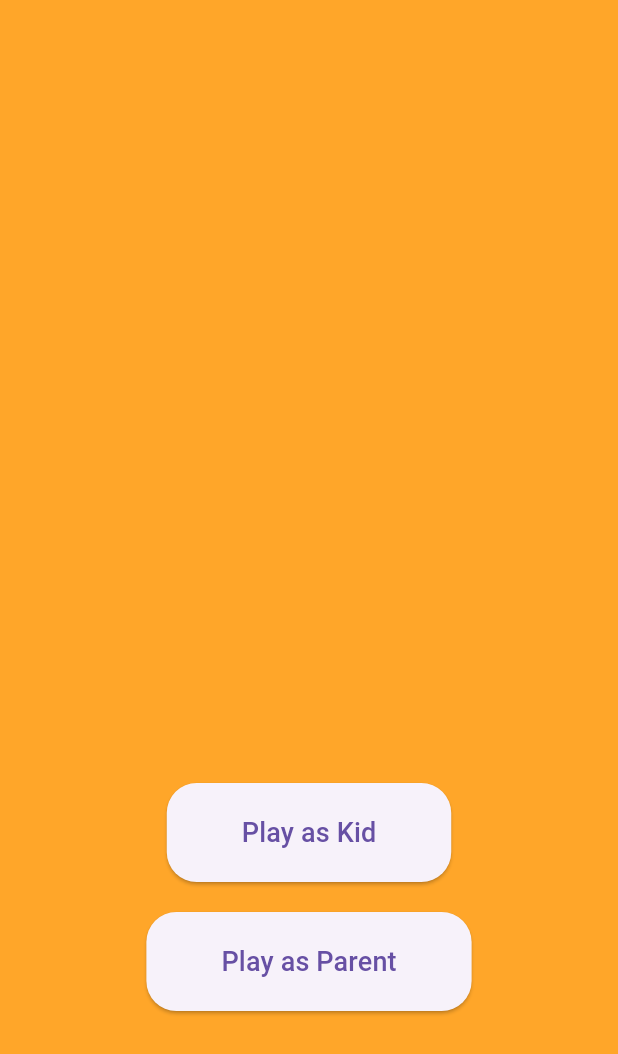
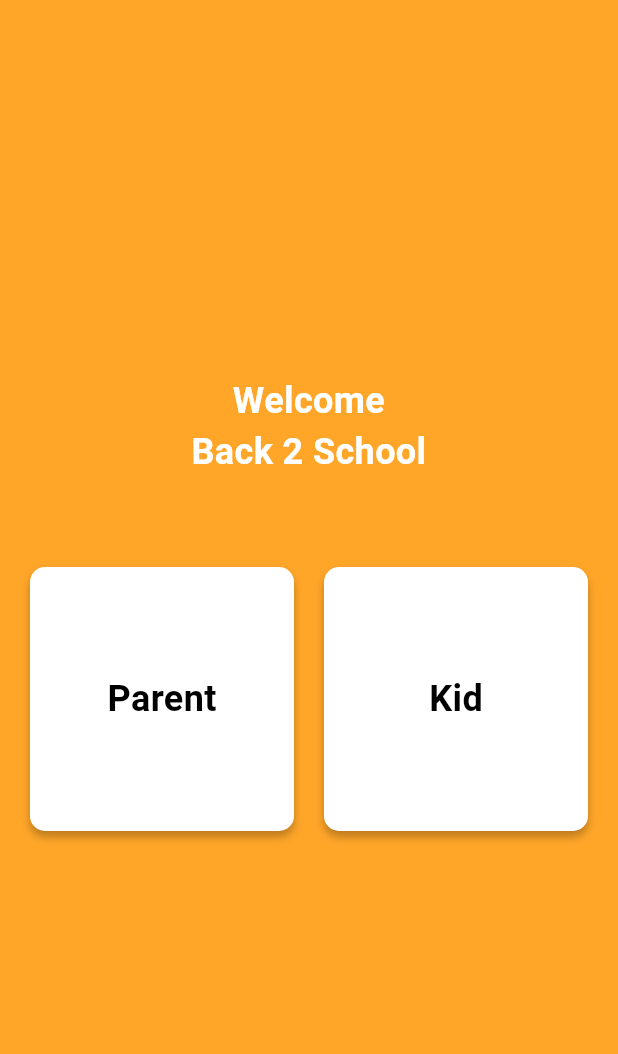
Before and after one commit to shakeerk123/back2school, a Flutter app: the RoleSelectionScreen screen opened directly, on a phone screen of 412 x 824 dp. Shown: the top 1054 px of the screen. Run offline on Flutter 3.47's test engine with Material 3 defaults, Android fonts, the light colour scheme and no system bars; our stand-ins replace audioplayers, cloud_firestore, firebase_core, get, just_audio, percent_indicator; accounts and stored records are empty.

Commit message:
changed role button

```diff
--- a/lib/app/view/matching_screen.dart
+++ b/lib/app/view/matching_screen.dart
@@ -11,7 +11,8 @@ class MatchingScreen extends StatefulWidget {
   _MatchingScreenState createState() => _MatchingScreenState();
 }
 
-class _MatchingScreenState extends State<MatchingScreen> with SingleTickerProviderStateMixin {
+class _MatchingScreenState extends State<MatchingScreen>
+    with SingleTickerProviderStateMixin {
   final FirebaseFirestore _firestore = FirebaseFirestore.instance;
   late DocumentReference _sessionRef;
   late StreamSubscription<DocumentSnapshot> _subscription;
@@ -104,13 +105,16 @@ class _MatchingScreenState extends State<MatchingScreen> with SingleTickerProvid
   Widget build(BuildContext context) {
     if (_waitingForOther) {
       return Scaffold(
-        appBar: AppBar(title: const Text('Waiting for the other player'), automaticallyImplyLeading: false),
+        backgroundColor: Color(0xFFFFA629),
+        appBar: AppBar(
+            title: const Text('Waiting for the other player'),
+            automaticallyImplyLeading: false),
         body: const Center(child: CircularProgressIndicator()),
       );
     }
 
     return Scaffold(
-      appBar: AppBar(title: const Text('Game Over'), automaticallyImplyLeading: false),
+      backgroundColor: Color(0xFFFFA629),
       body: Center(
         child: FadeTransition(
           opacity: _animation,
@@ -119,7 +123,9 @@ class _MatchingScreenState extends State<MatchingScreen> with SingleTickerProvid
             child: Column(
               mainAxisAlignment: MainAxisAlignment.center,
               children: [
-                const Text('Game Over', style: TextStyle(fontSize: 48, fontWeight: FontWeight.bold)),
+                const Text('Game Over',
+                    style:
+                        TextStyle(fontSize: 48, fontWeight: FontWeight.bold)),
                 const SizedBox(height: 24),
                 ElevatedButton(
                   onPressed: _triggerPlayAgain,
--- a/lib/app/view/role_selection.dart
+++ b/lib/app/view/role_selection.dart
@@ -62,49 +62,81 @@ class _RoleSelectionScreenState extends State<RoleSelectionScreen>
   @override
   Widget build(BuildContext context) {
     return Scaffold(
-      body: Stack(
-        children: [
-          Container(
-            color: Color(0xFFFFA629), // Set background color
-          ),
-          Positioned(
-            bottom: 150,
-            left: 50,
-            right: 50,
+      body: Container(
+        color: const Color(0xFFFFA629), // Set background color
         child: Column(
           mainAxisAlignment: MainAxisAlignment.center,
           children: [
-                ElevatedButton(
-                  onPressed: () => _loginAsKid(context),
-                  style: ElevatedButton.styleFrom(
-                    padding: const EdgeInsets.symmetric(vertical: 20, horizontal: 50),
-                    shape: RoundedRectangleBorder(
-                      borderRadius: BorderRadius.circular(20),
+            const Text(
+              'Welcome\nBack 2 School',
+              textAlign: TextAlign.center,
+              style: TextStyle(
+                fontSize: 24,
+                color: Colors.white,
+                fontWeight: FontWeight.bold,
               ),
             ),
-                  child: const Text(
-                    'Play as Kid',
-                    style: TextStyle(fontSize: 18),
+            const SizedBox(height: 40),
+            GridView.count(
+              shrinkWrap: true,
+              crossAxisCount: 2,
+              crossAxisSpacing: 20,
+              mainAxisSpacing: 20,
+              padding: const EdgeInsets.all(20),
+              children: [
+                _buildAnimatedButton(
+                  text: 'Parent',
+                  onPressed: () => _loginAsParent(context),
                 ),
+                _buildAnimatedButton(
+                  text: 'Kid',
+                  onPressed: () => _loginAsKid(context),
                 ),
-                const SizedBox(height: 20),
-                ElevatedButton(
-                  onPressed: () => _loginAsParent(context),
-                  style: ElevatedButton.styleFrom(
-                    padding: const EdgeInsets.symmetric(vertical: 20, horizontal: 50),
-                    shape: RoundedRectangleBorder(
-                      borderRadius: BorderRadius.circular(20),
-                    ),
-                  ),
-                  child: const Text(
-                    'Play as Parent',
-                    style: TextStyle(fontSize: 18),
-                  ),
+              ],
             ),
           ],
         ),
       ),
+    );
+  }
+
+  Widget _buildAnimatedButton(
+      {required String text, required VoidCallback onPressed}) {
+    return GestureDetector(
+      onTap: onPressed,
+      child: AnimatedContainer(
+        duration: const Duration(milliseconds: 200),
+        curve: Curves.easeInOut,
+        decoration: BoxDecoration(
+          color: Colors.white,
+          borderRadius: BorderRadius.circular(10),
+          boxShadow: [
+            BoxShadow(
+              color: Colors.black26,
+              offset: Offset(0, 4),
+              blurRadius: 4,
+            ),
           ],
+        ),
+        child: InkWell(
+          borderRadius: BorderRadius.circular(10),
+          splashColor: Colors.orange.withOpacity(0.2),
+          highlightColor: Colors.orange.withOpacity(0.1),
+          onTap: onPressed,
+          child: Container(
+            padding: const EdgeInsets.symmetric(vertical: 20, horizontal: 30),
+            child: Center(
+              child: Text(
+                text,
+                style: const TextStyle(
+                  fontSize: 24,
+                  fontWeight: FontWeight.bold,
+                  color: Colors.black,
+                ),
+              ),
+            ),
+          ),
+        ),
       ),
     );
   }
--- a/lib/main.dart
+++ b/lib/main.dart
@@ -3,6 +3,7 @@ import 'package:get/get.dart';
 import 'package:firebase_core/firebase_core.dart';
 import 'package:quiz_app/app/controller/role_selection_controller.dart';
 import 'package:quiz_app/app/controller/waiting_controller.dart';
+import 'package:quiz_app/app/view/dbreset_screen.dart';
 import 'package:quiz_app/app/view/game_screen.dart';
 import 'package:quiz_app/app/view/role_selection.dart';
 import 'package:quiz_app/app/view/waiting_screen.dart';
@@ -31,7 +32,7 @@ class MyApp extends StatelessWidget {
             })),
         GetPage(name: '/game', page: () => GameScreen(role: Get.arguments)),
       ],
-      home: RoleSelectionScreen(),
+      home: DbResetScreen(),
     );
   }
 }
--- a/pubspec.yaml
+++ b/pubspec.yaml
@@ -37,12 +37,11 @@ dependencies:
   cupertino_icons: ^1.0.6
   firebase_core: ^3.2.0
   get: ^4.6.6
-  lottie: ^3.1.2
   cloud_firestore: ^5.1.0
   audioplayers: ^6.0.0
   just_audio: ^0.9.39
   percent_indicator: ^4.2.3
-  awesome_dialog: ^3.2.1
+
 
 dev_dependencies:
   flutter_test:
```
Also changed, not shown: pubspec.lock, 5 other files. Lines whose indentation alone changed are shown as unchanged.
